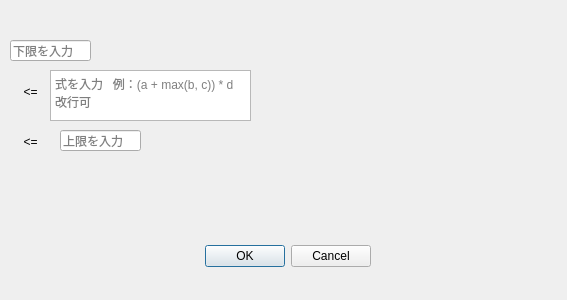
pyfemtet/pyfemtet-opt-gui, file pyfemtet_opt_gui_2/ui/Dialog_cns_edit.ui: the form before one commit.
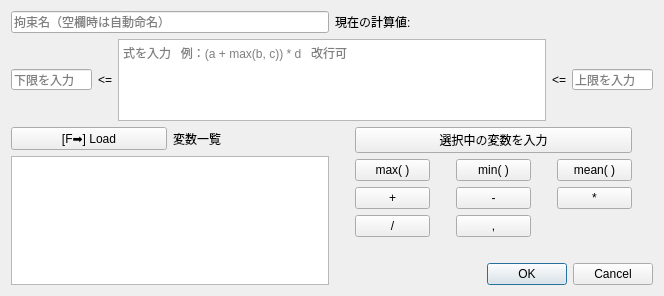
The form after the commit.

What changed in the file:
```diff
--- a/pyfemtet_opt_gui_2/ui/Dialog_cns_edit.ui
+++ b/pyfemtet_opt_gui_2/ui/Dialog_cns_edit.ui
@@ -6,118 +6,270 @@
    <rect>
     <x>0</x>
     <y>0</y>
-    <width>567</width>
-    <height>300</height>
+    <width>664</width>
+    <height>296</height>
    </rect>
   </property>
   <property name="windowTitle">
    <string>Dialog</string>
   </property>
-  <widget class="QDialogButtonBox" name="buttonBox">
-   <property name="geometry">
-    <rect>
-     <x>30</x>
-     <y>240</y>
-     <width>341</width>
-     <height>32</height>
-    </rect>
-   </property>
-   <property name="orientation">
-    <enum>Qt::Orientation::Horizontal</enum>
-   </property>
-   <property name="standardButtons">
-    <set>QDialogButtonBox::StandardButton::Cancel|QDialogButtonBox::StandardButton::Ok</set>
-   </property>
-  </widget>
-  <widget class="QLineEdit" name="lineEdit_lb">
-   <property name="geometry">
-    <rect>
-     <x>10</x>
-     <y>40</y>
-     <width>81</width>
-     <height>21</height>
-    </rect>
-   </property>
-   <property name="maximumSize">
-    <size>
-     <width>81</width>
-     <height>21</height>
-    </size>
-   </property>
-   <property name="toolTip">
-    <string>上限と下限のいずれかの入力が必須です。</string>
-   </property>
-   <property name="placeholderText">
-    <string>下限を入力</string>
-   </property>
-  </widget>
-  <widget class="QLineEdit" name="lineEdit_ub">
-   <property name="geometry">
-    <rect>
-     <x>60</x>
-     <y>130</y>
-     <width>81</width>
-     <height>21</height>
-    </rect>
-   </property>
-   <property name="maximumSize">
-    <size>
-     <width>81</width>
-     <height>21</height>
-    </size>
-   </property>
-   <property name="toolTip">
-    <string>上限と下限のいずれかの入力が必須です。</string>
-   </property>
-   <property name="placeholderText">
-    <string>上限を入力</string>
-   </property>
-  </widget>
-  <widget class="QLabel" name="label_4">
-   <property name="geometry">
-    <rect>
-     <x>20</x>
-     <y>80</y>
-     <width>21</width>
-     <height>24</height>
-    </rect>
-   </property>
-   <property name="text">
-    <string>&lt;=</string>
-   </property>
-   <property name="alignment">
-    <set>Qt::AlignmentFlag::AlignCenter</set>
-   </property>
-  </widget>
-  <widget class="QLabel" name="label_5">
-   <property name="geometry">
-    <rect>
-     <x>20</x>
-     <y>130</y>
-     <width>21</width>
-     <height>24</height>
-    </rect>
-   </property>
-   <property name="text">
-    <string>&lt;=</string>
-   </property>
-   <property name="alignment">
-    <set>Qt::AlignmentFlag::AlignCenter</set>
-   </property>
-  </widget>
-  <widget class="QPlainTextEdit" name="plainTextEdit_cnsFormula">
-   <property name="geometry">
-    <rect>
-     <x>50</x>
-     <y>70</y>
-     <width>201</width>
-     <height>51</height>
-    </rect>
-   </property>
-   <property name="placeholderText">
-    <string>式を入力   例：(a + max(b, c)) * d   改行可</string>
-   </property>
-  </widget>
+  <layout class="QGridLayout" name="gridLayout_2">
+   <item row="0" column="0">
+    <widget class="QLineEdit" name="lineEdit_name">
+     <property name="minimumSize">
+      <size>
+       <width>171</width>
+       <height>0</height>
+      </size>
+     </property>
+     <property name="placeholderText">
+      <string>拘束名（空欄時は自動命名）</string>
+     </property>
+    </widget>
+   </item>
+   <item row="3" column="0" rowspan="3">
+    <layout class="QGridLayout" name="gridLayout_3">
+     <item row="0" column="0">
+      <widget class="QPushButton" name="pushButton_load_var">
+       <property name="text">
+        <string>[F➡] Load</string>
+       </property>
+      </widget>
+     </item>
+     <item row="0" column="1">
+      <widget class="QLabel" name="label_prmOnCns">
+       <property name="text">
+        <string>変数一覧</string>
+       </property>
+      </widget>
+     </item>
+     <item row="1" column="0" colspan="2">
+      <widget class="QTableView" name="tableView_prmsOnCns">
+       <property name="sizeAdjustPolicy">
+        <enum>QAbstractScrollArea::SizeAdjustPolicy::AdjustToContents</enum>
+       </property>
+       <property name="selectionMode">
+        <enum>QAbstractItemView::SelectionMode::SingleSelection</enum>
+       </property>
+       <property name="selectionBehavior">
+        <enum>QAbstractItemView::SelectionBehavior::SelectRows</enum>
+       </property>
+       <attribute name="verticalHeaderVisible">
+        <bool>false</bool>
+       </attribute>
+      </widget>
+     </item>
+    </layout>
+   </item>
+   <item row="3" column="1">
+    <layout class="QGridLayout" name="gridLayout">
+     <item row="1" column="2">
+      <widget class="QPushButton" name="pushButton_input_mean">
+       <property name="maximumSize">
+        <size>
+         <width>75</width>
+         <height>24</height>
+        </size>
+       </property>
+       <property name="text">
+        <string>mean( )</string>
+       </property>
+      </widget>
+     </item>
+     <item row="3" column="0">
+      <widget class="QPushButton" name="pushButton_input_devide">
+       <property name="maximumSize">
+        <size>
+         <width>75</width>
+         <height>24</height>
+        </size>
+       </property>
+       <property name="text">
+        <string>/</string>
+       </property>
+      </widget>
+     </item>
+     <item row="1" column="1">
+      <widget class="QPushButton" name="pushButton_input_min">
+       <property name="maximumSize">
+        <size>
+         <width>75</width>
+         <height>24</height>
+        </size>
+       </property>
+       <property name="text">
+        <string>min( )</string>
+       </property>
+      </widget>
+     </item>
+     <item row="1" column="0">
+      <widget class="QPushButton" name="pushButton_input_max">
+       <property name="maximumSize">
+        <size>
+         <width>75</width>
+         <height>24</height>
+        </size>
+       </property>
+       <property name="text">
+        <string>max( )</string>
+       </property>
+      </widget>
+     </item>
+     <item row="2" column="1">
+      <widget class="QPushButton" name="pushButton_input_minus">
+       <property name="maximumSize">
+        <size>
+         <width>75</width>
+         <height>24</height>
+        </size>
+       </property>
+       <property name="text">
+        <string>-</string>
+       </property>
+      </widget>
+     </item>
+     <item row="2" column="0">
+      <widget class="QPushButton" name="pushButton_input_plus">
+       <property name="maximumSize">
+        <size>
+         <width>75</width>
+         <height>24</height>
+        </size>
+       </property>
+       <property name="text">
+        <string>+</string>
+       </property>
+      </widget>
+     </item>
+     <item row="0" column="0" colspan="3">
+      <widget class="QPushButton" name="pushButton_input_var">
+       <property name="text">
+        <string>選択中の変数を入力</string>
+       </property>
+      </widget>
+     </item>
+     <item row="2" column="2">
+      <widget class="QPushButton" name="pushButton_input_multiply">
+       <property name="maximumSize">
+        <size>
+         <width>75</width>
+         <height>24</height>
+        </size>
+       </property>
+       <property name="text">
+        <string>*</string>
+       </property>
+      </widget>
+     </item>
+     <item row="3" column="1">
+      <widget class="QPushButton" name="pushButton_input_comma">
+       <property name="maximumSize">
+        <size>
+         <width>75</width>
+         <height>24</height>
+        </size>
+       </property>
+       <property name="text">
+        <string>,</string>
+       </property>
+      </widget>
+     </item>
+    </layout>
+   </item>
+   <item row="5" column="1">
+    <widget class="QDialogButtonBox" name="buttonBox">
+     <property name="orientation">
+      <enum>Qt::Orientation::Horizontal</enum>
+     </property>
+     <property name="standardButtons">
+      <set>QDialogButtonBox::StandardButton::Cancel|QDialogButtonBox::StandardButton::Ok</set>
+     </property>
+    </widget>
+   </item>
+   <item row="2" column="0" colspan="2">
+    <layout class="QHBoxLayout" name="horizontalLayout">
+     <item>
+      <widget class="QLineEdit" name="lineEdit_lb">
+       <property name="maximumSize">
+        <size>
+         <width>81</width>
+         <height>21</height>
+        </size>
+       </property>
+       <property name="toolTip">
+        <string>上限と下限のいずれかの入力が必須です。</string>
+       </property>
+       <property name="placeholderText">
+        <string>下限を入力</string>
+       </property>
+      </widget>
+     </item>
+     <item>
+      <widget class="QLabel" name="label_4">
+       <property name="text">
+        <string>&lt;=</string>
+       </property>
+       <property name="alignment">
+        <set>Qt::AlignmentFlag::AlignCenter</set>
+       </property>
+      </widget>
+     </item>
+     <item>
+      <widget class="QPlainTextEdit" name="plainTextEdit_cnsFormula">
+       <property name="placeholderText">
+        <string>式を入力   例：(a + max(b, c)) * d   改行可</string>
+       </property>
+      </widget>
+     </item>
+     <item>
+      <widget class="QLabel" name="label_5">
+       <property name="text">
+        <string>&lt;=</string>
+       </property>
+       <property name="alignment">
+        <set>Qt::AlignmentFlag::AlignCenter</set>
+       </property>
+      </widget>
+     </item>
+     <item>
+      <widget class="QLineEdit" name="lineEdit_ub">
+       <property name="maximumSize">
+        <size>
+         <width>81</width>
+         <height>21</height>
+        </size>
+       </property>
+       <property name="toolTip">
+        <string>上限と下限のいずれかの入力が必須です。</string>
+       </property>
+       <property name="placeholderText">
+        <string>上限を入力</string>
+       </property>
+      </widget>
+     </item>
+    </layout>
+   </item>
+   <item row="4" column="1">
+    <spacer name="horizontalSpacer">
+     <property name="orientation">
+      <enum>Qt::Orientation::Horizontal</enum>
+     </property>
+     <property name="sizeHint" stdset="0">
+      <size>
+       <width>40</width>
+       <height>20</height>
+      </size>
+     </property>
+    </spacer>
+   </item>
+   <item row="0" column="1">
+    <widget class="QLabel" name="label_calc_value">
+     <property name="text">
+      <string>現在の計算値: </string>
+     </property>
+    </widget>
+   </item>
+  </layout>
  </widget>
  <resources/>
  <connections>
```
